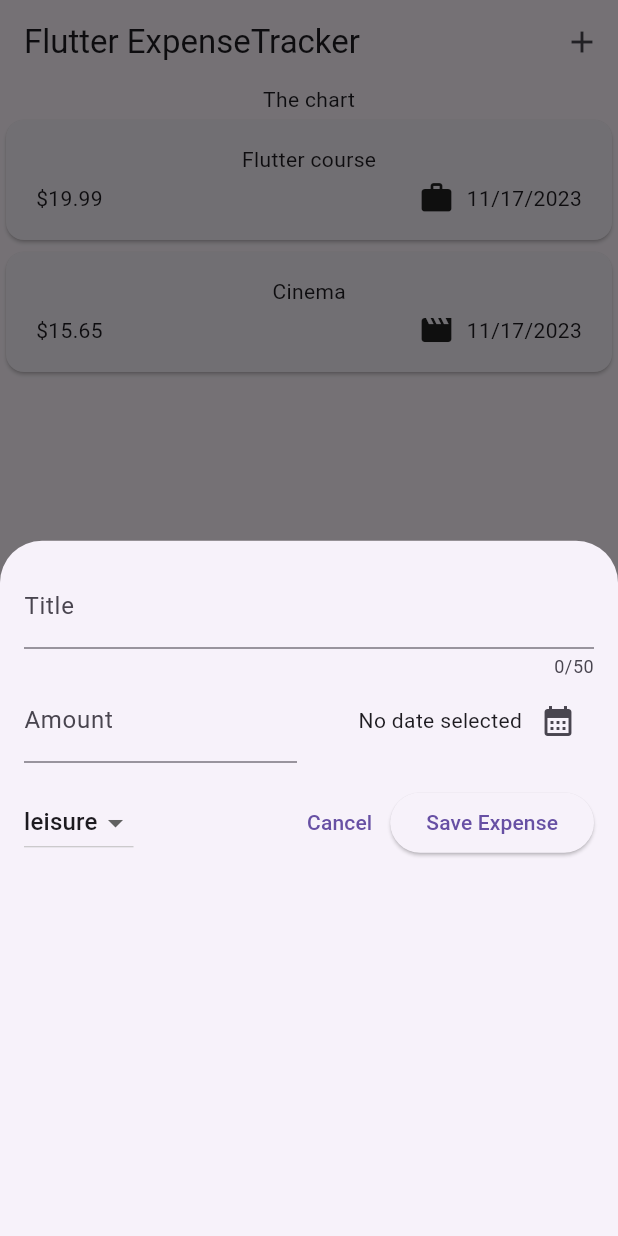
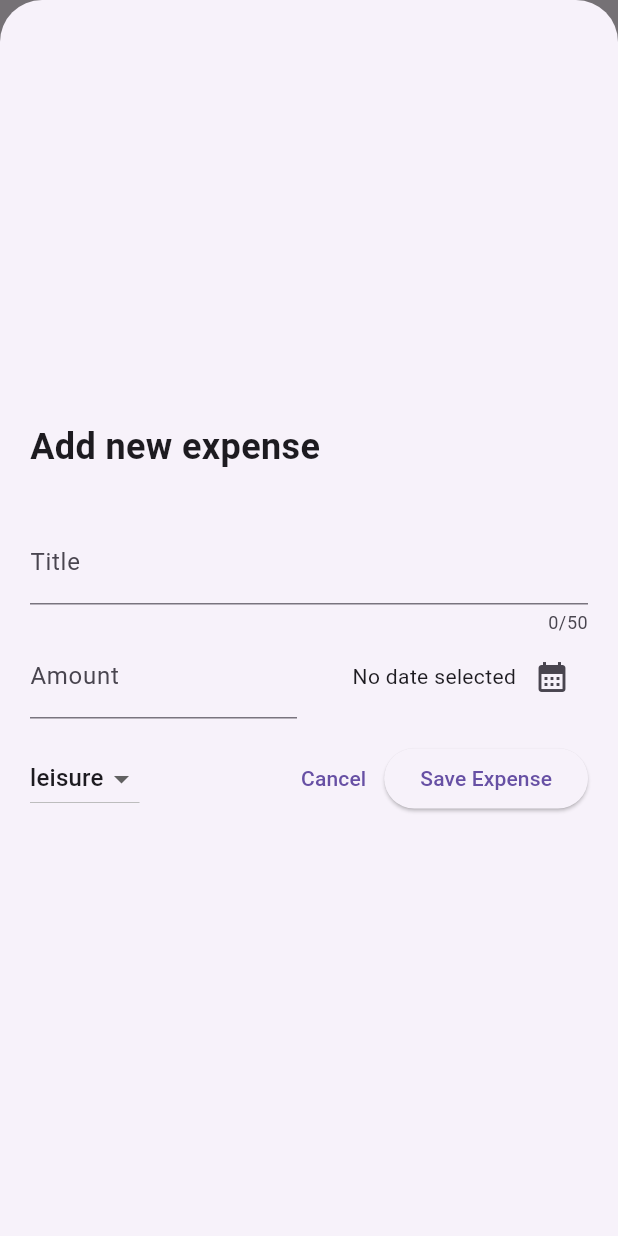
Before and after one commit to Qloozen/flutter-apps, a Flutter app: the screen it shows after launch, after a tap on the "add" icon, on a phone screen of 412 x 824 dp. Run offline on Flutter 3.47's test engine with Material 2 defaults, Android fonts, the phone set to English and light mode, and no system bars; our stand-ins replace google_fonts.

Commit message:
Made the form full screen

```diff
--- a/expense_tracker/lib/widgets/expenses.dart
+++ b/expense_tracker/lib/widgets/expenses.dart
@@ -36,7 +36,10 @@ class _ExpensesState extends State<Expenses> {
 
   void _openAddExpenseOverlay() {
     showModalBottomSheet(
-        context: context, builder: (ctx) => NewExpense(_addExpense));
+      isScrollControlled: true,
+      context: context,
+      builder: (ctx) => NewExpense(_addExpense),
+    );
   }
 
   @override
--- a/expense_tracker/lib/widgets/new_expense.dart
+++ b/expense_tracker/lib/widgets/new_expense.dart
@@ -56,6 +56,8 @@ class _NewExpenseState extends State<NewExpense> {
         amount: enteredAmount,
         date: _selectedDate!,
         category: _selectedCategory));
+
+    Navigator.pop(context);
   }
 
   @override
@@ -67,10 +69,20 @@ class _NewExpenseState extends State<NewExpense> {
 
   @override
   Widget build(BuildContext context) {
-    return Padding(
-      padding: const EdgeInsets.all(16),
+    return Center(
+      child: Padding(
+        padding: const EdgeInsets.symmetric(horizontal: 20),
         child: Column(
+          mainAxisSize: MainAxisSize.min,
+          crossAxisAlignment: CrossAxisAlignment.stretch,
           children: [
+            const Text(
+              "Add new expense",
+              style: TextStyle(fontSize: 24, fontWeight: FontWeight.bold),
+            ),
+            const SizedBox(
+              height: 32,
+            ),
             TextField(
               controller: _titleController,
               maxLength: 50,
@@ -142,6 +154,7 @@ class _NewExpenseState extends State<NewExpense> {
             )
           ],
         ),
+      ),
     );
   }
 }
```
Lines whose indentation alone changed are shown as unchanged.
